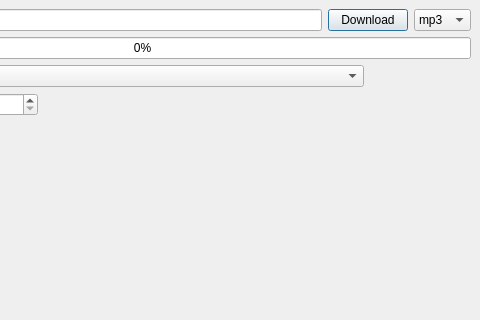
First picture: the form in ui/mainwindow.ui, repository fromCharCode/YouTube-Doanloader, before the edit; both pictures show x 341 to 821 and y 0 to 320 of the 821 by 497 pixel window.
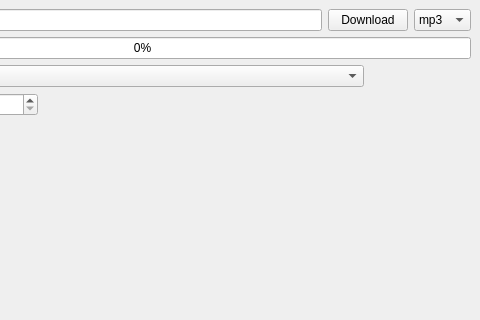
Second picture: the form after the edit.

Commit message: implemented regex to validate youtube URLs. will be extended later or by user option. youtube-dl can handle some other sites as well

The edit to the form file:
```diff
--- a/ui/mainwindow.ui
+++ b/ui/mainwindow.ui
@@ -137,7 +137,10 @@
            <bool>false</bool>
           </property>
           <property name="default">
-           <bool>true</bool>
+           <bool>false</bool>
+          </property>
+          <property name="flat">
+           <bool>false</bool>
           </property>
          </widget>
         </item>
```
The commit also changes 2 other files.
